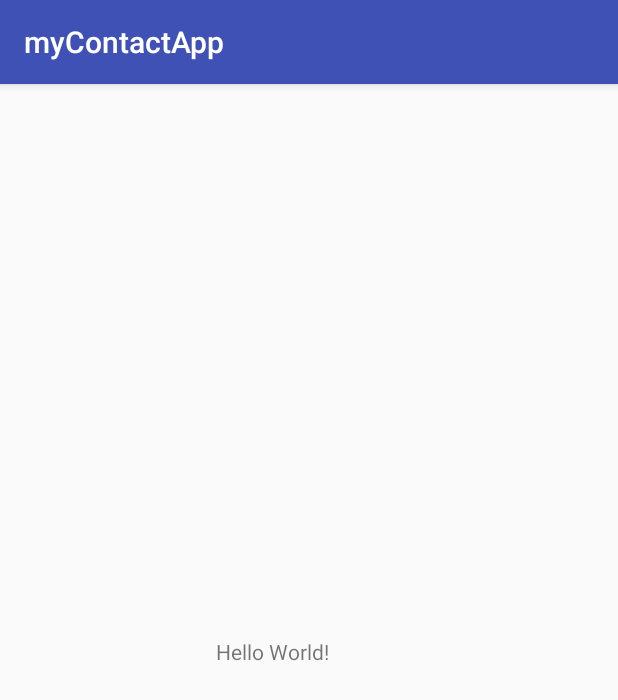
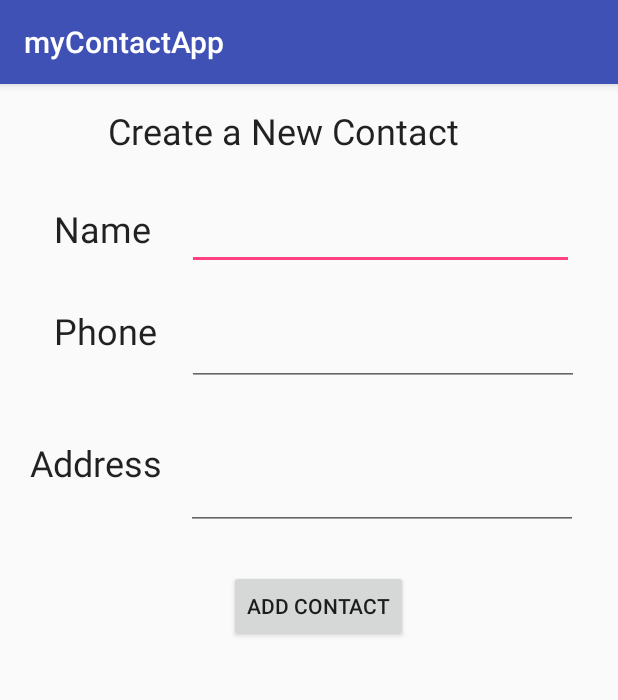
Before and after one commit to TanAidan/TanAidan_SQLnotes, an Android app: the screen it shows after launch (MainActivity), on a phone screen of 412 x 824 dp. Shown: the top 700 px of the screen. Run offline under Robolectric (Android 15) with nearby library versions, the phone set to English and light mode, and no system bars.

Commit message:
saved into database successful

```diff
--- a/myContactApp/app/src/main/java/com/example/tana5915/mycontactapp/MainActivity.java
+++ b/myContactApp/app/src/main/java/com/example/tana5915/mycontactapp/MainActivity.java
@@ -3,16 +3,40 @@ package com.example.tana5915.mycontactapp;
 import android.support.v7.app.AppCompatActivity;
 import android.os.Bundle;
 import android.util.Log;
+import android.view.View;
+import android.widget.EditText;
+import android.widget.Toast;
 
 public class MainActivity extends AppCompatActivity {
 
     DatabaseHelper myDb;
+    EditText  editName;
+    EditText editPhone;
+    EditText editAddress;
     @Override
     protected void onCreate(Bundle savedInstanceState) {
         super.onCreate(savedInstanceState);
         setContentView(R.layout.activity_main);
-
+        editName = findViewById(R.id.editText_Name);
+        editPhone = findViewById(R.id.editText_phone);
+        editAddress = findViewById(R.id.editText_address);
         myDb = new DatabaseHelper(this);
         Log.d("MyContactApp", "MainActivity: instantiated myDb");
     }
+    public void addData(View view)
+    {
+        Log.d("MyContactApp", "MainActivity: Add contact button pressed");
+        boolean isInserted = myDb.insertData(editName.getText().toString(), editPhone.getText().toString(), editAddress.getText().toString());
+        if(isInserted == true)
+        {
+            Toast.makeText(MainActivity.this, "Success - contact inserted", Toast.LENGTH_LONG).show();
+        }
+        else
+
+        {
+            Toast.makeText(MainActivity.this, "Failed - contact not inserted", Toast.LENGTH_LONG).show();
+
+        }
+    }
+
 }
--- a/myContactApp/app/src/main/res/layout/activity_main.xml
+++ b/myContactApp/app/src/main/res/layout/activity_main.xml
@@ -6,14 +6,104 @@
     android:layout_height="match_parent"
     tools:context=".MainActivity">
 
+    <EditText
+        android:id="@+id/editText_Name"
+        android:layout_width="258dp"
+        android:layout_height="44dp"
+        android:layout_marginStart="24dp"
+        android:layout_marginTop="80dp"
+        android:ems="10"
+        android:inputType="textPersonName"
+        android:textAppearance="@style/TextAppearance.AppCompat.Headline"
+        app:layout_constraintStart_toEndOf="@+id/textView4"
+        app:layout_constraintTop_toTopOf="parent" />
+
     <TextView
+        android:id="@+id/textView"
+        android:layout_width="242dp"
+        android:layout_height="31dp"
+        android:layout_marginBottom="34dp"
+        android:layout_marginEnd="8dp"
+        android:layout_marginStart="68dp"
+        android:layout_marginTop="8dp"
+        android:text="Create a New Contact"
+        android:textAppearance="@style/TextAppearance.AppCompat.Headline"
+        app:layout_constraintBottom_toTopOf="@+id/editText_Name"
+        app:layout_constraintEnd_toEndOf="parent"
+        app:layout_constraintHorizontal_bias="0.045"
+        app:layout_constraintStart_toStartOf="parent"
+        app:layout_constraintTop_toTopOf="parent"
+        app:layout_constraintVertical_bias="1.0" />
+
+    <EditText
+        android:id="@+id/editText_phone"
+        android:layout_width="261dp"
+        android:layout_height="wrap_content"
+        android:layout_marginStart="20dp"
+        android:layout_marginTop="148dp"
+        android:ems="10"
+        android:inputType="textPersonName"
+        android:textAppearance="@style/TextAppearance.AppCompat.Headline"
+        app:layout_constraintStart_toEndOf="@+id/textView5"
+        app:layout_constraintTop_toTopOf="parent" />
+
+    <EditText
+        android:id="@+id/editText_address"
+        android:layout_width="261dp"
+        android:layout_height="wrap_content"
+        android:layout_marginStart="16dp"
+        android:layout_marginTop="244dp"
+        android:ems="10"
+        android:inputType="textPersonName"
+        android:textAppearance="@style/TextAppearance.AppCompat.Headline"
+        app:layout_constraintStart_toEndOf="@+id/textView6"
+        app:layout_constraintTop_toTopOf="parent" />
+
+    <Button
+        android:id="@+id/button"
         android:layout_width="wrap_content"
-        android:layout_height="175dp"
-        android:layout_marginBottom="224dp"
-        android:text="Hello World!"
-        app:layout_constraintBottom_toBottomOf="parent"
-        app:layout_constraintHorizontal_bias="0.428"
-        app:layout_constraintLeft_toLeftOf="parent"
-        app:layout_constraintRight_toRightOf="parent" />
+        android:layout_height="wrap_content"
+        android:layout_marginEnd="140dp"
+        android:layout_marginStart="8dp"
+        android:layout_marginTop="324dp"
+        android:onClick="addData"
+        android:text="Add Contact"
+        app:layout_constraintEnd_toEndOf="parent"
+        app:layout_constraintHorizontal_bias="1.0"
+        app:layout_constraintStart_toStartOf="parent"
+        app:layout_constraintTop_toTopOf="parent" />
+
+    <TextView
+        android:id="@+id/textView4"
+        android:layout_width="wrap_content"
+        android:layout_height="wrap_content"
+        android:layout_marginStart="36dp"
+        android:layout_marginTop="80dp"
+        android:text="Name"
+        android:textAppearance="@style/TextAppearance.AppCompat.Headline"
+        app:layout_constraintStart_toStartOf="parent"
+        app:layout_constraintTop_toTopOf="parent" />
+
+    <TextView
+        android:id="@+id/textView5"
+        android:layout_width="wrap_content"
+        android:layout_height="wrap_content"
+        android:layout_marginStart="36dp"
+        android:layout_marginTop="148dp"
+        android:text="Phone"
+        android:textAppearance="@style/TextAppearance.AppCompat.Headline"
+        app:layout_constraintStart_toStartOf="parent"
+        app:layout_constraintTop_toTopOf="parent" />
+
+    <TextView
+        android:id="@+id/textView6"
+        android:layout_width="wrap_content"
+        android:layout_height="wrap_content"
+        android:layout_marginStart="20dp"
+        android:layout_marginTop="236dp"
+        android:text="Address"
+        android:textAppearance="@style/TextAppearance.AppCompat.Headline"
+        app:layout_constraintStart_toStartOf="parent"
+        app:layout_constraintTop_toTopOf="parent" />
 
 </android.support.constraint.ConstraintLayout>
```
